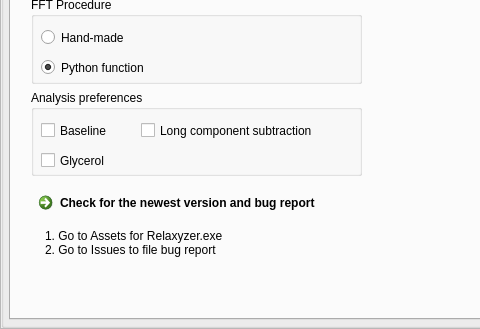
Above: form.ui from timesama/M2-Approach before the change; both pictures show x 0 to 480 and y 371 to 700 of the 1000 by 700 pixel window. Below: the same form after it.
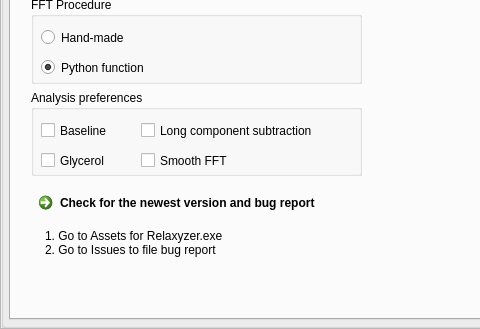
That is the form after the change. The open tabs and pages were chosen to show the change. Custom widgets are drawn as their Qt base class.

Commit message: trying to do the smoothing, but it doesn't work

```diff
--- a/form.ui
+++ b/form.ui
@@ -4228,6 +4228,19 @@
                     <string>Long component subtraction</string>
                    </property>
                   </widget>
+                  <widget class="QCheckBox" name="checkBox_Smooth">
+                   <property name="geometry">
+                    <rect>
+                     <x>110</x>
+                     <y>60</y>
+                     <width>121</width>
+                     <height>21</height>
+                    </rect>
+                   </property>
+                   <property name="text">
+                    <string>Smooth FFT</string>
+                   </property>
+                  </widget>
                  </widget>
                 </item>
                </layout>
```
The commit also changes 2 other files.
